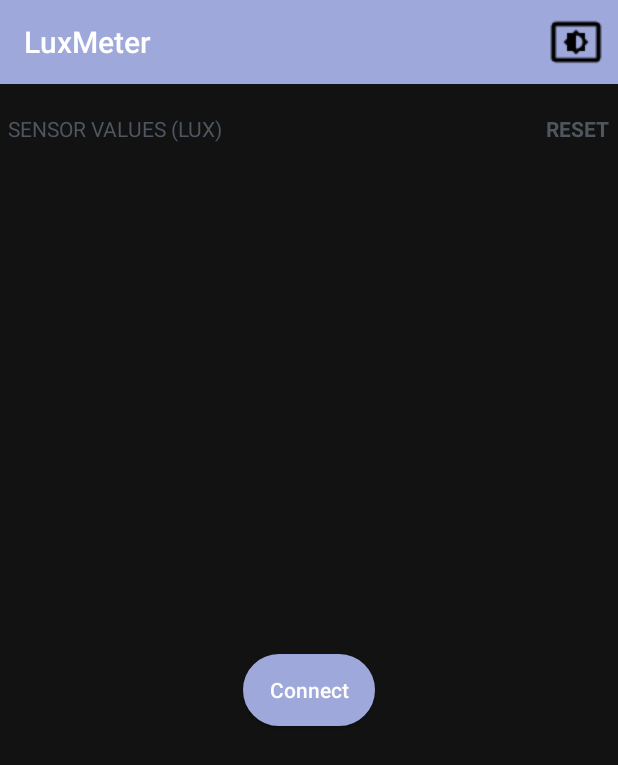
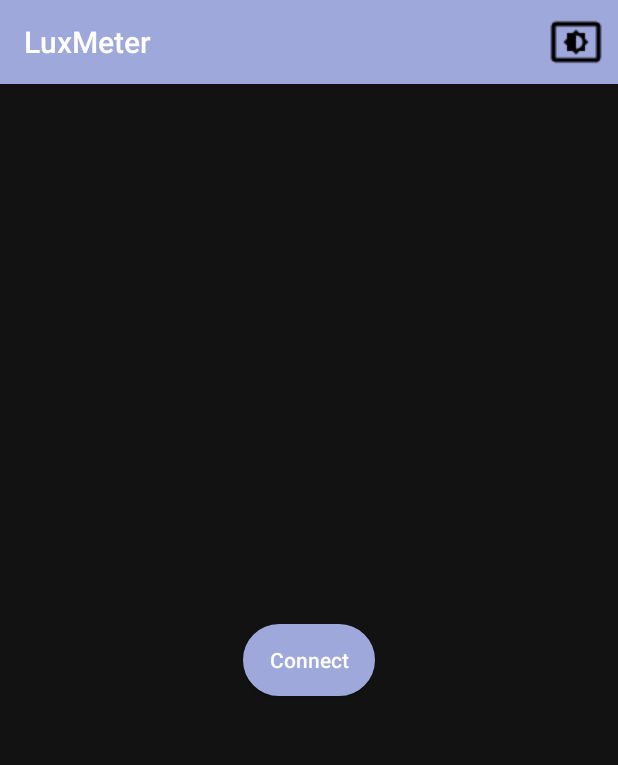
Before and after one commit to AlirezaAbrishami/lux-meter, an Android app: the MainActivity screen opened directly, with no data from a screen before it, on a phone screen of 412 x 824 dp. Shown: the top 765 px of the screen. Run offline under Robolectric (Android 15) with nearby library versions, the phone set to English and light mode, and no system bars.

Commit message:
Title Invisibility

```diff
--- a/app/src/main/res/layout/activity_main.xml
+++ b/app/src/main/res/layout/activity_main.xml
@@ -21,7 +21,8 @@
         android:textAllCaps="true"
         android:textColor="@color/text"
         app:layout_constraintStart_toStartOf="parent"
-        app:layout_constraintTop_toBottomOf="@id/tool_bar" />
+        app:layout_constraintTop_toBottomOf="@id/tool_bar"
+        android:visibility="gone"/>
 
     <TextView
         android:layout_width="wrap_content"
@@ -33,7 +34,8 @@
         android:textAllCaps="true"
         android:textColor="@color/text"
         android:textStyle="bold"
-        android:id="@+id/main_reset"/>
+        android:id="@+id/main_reset"
+        android:visibility="gone"/>
 
     <androidx.constraintlayout.widget.ConstraintLayout
         android:id="@+id/main_first_layout"
```
